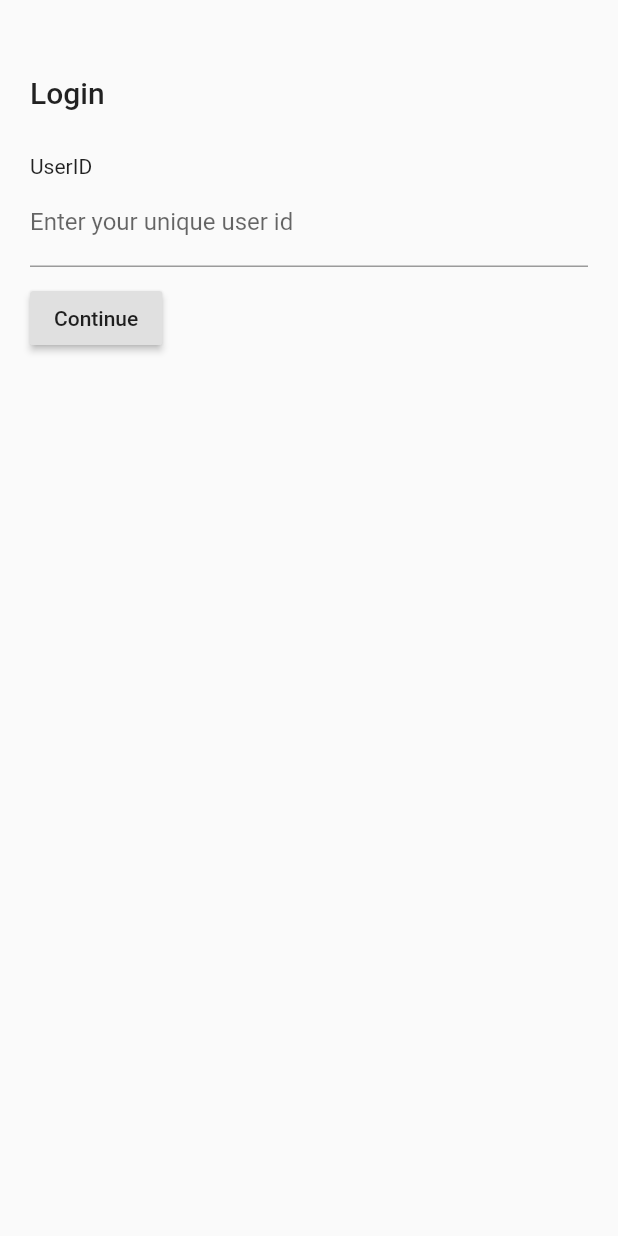
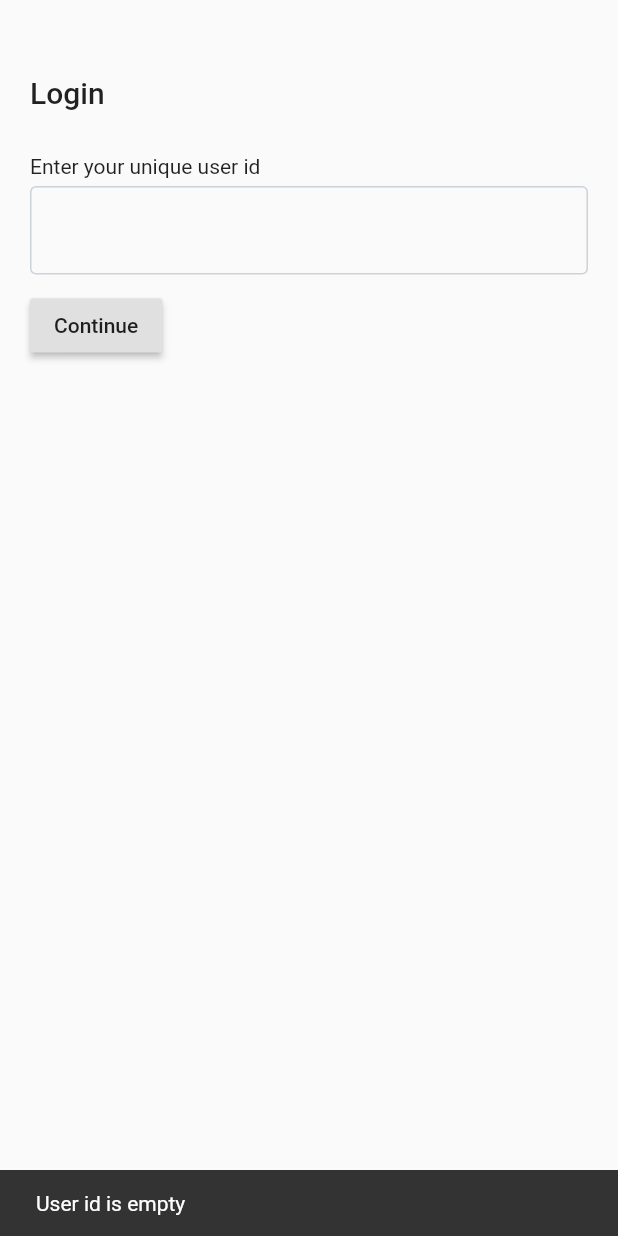
Before and after one commit to KingIdee/flutter-chat-app-get-stream, a Flutter app: the screen it shows after launch, after a tap on "Continue", on a phone screen of 412 x 824 dp. Run offline on Flutter 3.47's test engine with Material 2 defaults, Android fonts, the phone set to English and light mode, and no system bars; missing offline and left inert: stream_chat_flutter.

Commit message:
cleanup sample

```diff
--- a/lib/login_page.dart
+++ b/lib/login_page.dart
@@ -1,6 +1,5 @@
 import 'dart:convert';
 
-import 'package:flutter/cupertino.dart';
 import 'package:flutter/material.dart';
 import 'package:flutterchatapp/users_list_page.dart';
 import 'package:stream_chat_flutter/stream_chat_flutter.dart';
@@ -14,53 +13,7 @@ class LoginScreen extends StatefulWidget {
 
 class _LoginScreenState extends State<LoginScreen> {
   var userIDController = TextEditingController();
-
-  loginUser() async {
-    final userID = userIDController.text.trim();
-
-    var url = "https://0a83ad73.ngrok.io/token";
-    Map<String, String> headers = new Map();
-    headers['Content-Type'] = 'application/json';
-    var body = json.encode({"userId": userID,});
-    var tokenResponse = await http.post(url, body: body, headers: headers);
-    print(body);
-    print(tokenResponse.body);
-    var userToken = jsonDecode(tokenResponse.body)['token'];
-
-    final client = Client(
-      'djpmq3fg8jnc',
-      logLevel: Level.INFO,
-    );
-
-    print(userToken);
-    print(userID);
-    await client.setUser(
-      User(id: userID),
-      userToken,
-    ).then((response){
-      print("Has set user");
-      print(response.message);
-      print(response.user.id);
-      print(response.user.createdAt);
-    }).catchError((error){
-      print(error);
-    });
-
-    Navigator.push(
-      context,
-      MaterialPageRoute(
-          builder: (context) => StreamChat(
-                client: client,
-                child: UsersListPage(),
-              )),
-    );
-
-  }
-
-  @override
-  void initState() {
-    super.initState();
-  }
+  final GlobalKey<ScaffoldState> _scaffoldKey = new GlobalKey<ScaffoldState>();
 
   @override
   void dispose() {
@@ -71,6 +24,7 @@ class _LoginScreenState extends State<LoginScreen> {
   @override
   Widget build(BuildContext context) {
     return Scaffold(
+      key: _scaffoldKey,
       body: SafeArea(
         child: Container(
           margin: EdgeInsets.only(left: 20, right: 20, top: 50),
@@ -78,35 +32,78 @@ class _LoginScreenState extends State<LoginScreen> {
             mainAxisAlignment: MainAxisAlignment.start,
             crossAxisAlignment: CrossAxisAlignment.start,
             children: <Widget>[
-              Text(
-                'Login',
-                style: TextStyle(fontWeight: FontWeight.w500, fontSize: 20),
-              ),
+              Text('Login',
+                  style: TextStyle(fontWeight: FontWeight.w500, fontSize: 20)),
               Container(
                   margin: EdgeInsets.only(top: 30),
-                  child: Text(
-                    'UserID',
-                    style: TextStyle(fontSize: 14, fontWeight: FontWeight.w400),
-                  )),
-              TextFormField(
-                  controller: userIDController,
-                  decoration: InputDecoration(
-                    labelText: "Enter your unique user id",
-                  )),
+                  child: Text('Enter your unique user id',
+                      style: TextStyle(
+                          fontSize: 14, fontWeight: FontWeight.w400))),
+              Container(
+                  margin: EdgeInsets.only(top: 5),
+                  child: TextFormField(
+                      controller: userIDController,
+                      decoration: InputDecoration(
+                          enabledBorder: OutlineInputBorder(
+                              borderSide: BorderSide(
+                                  color: Color(0xFFCBD2D9), width: 1)),
+                          focusedBorder: OutlineInputBorder(
+                              borderSide: BorderSide(
+                                  color: Color(0xFFCBD2D9),
+                                  width: 1,
+                                  style: BorderStyle.solid))))),
               Padding(
-                padding: const EdgeInsets.only(top: 10.0),
-                child: RaisedButton(
-                  onPressed: () {
-                    loginUser();
-                    print("called login user");
-                  } ,
-                  child: Text('Continue'),
-                ),
-              )
+                  padding: const EdgeInsets.only(top: 10.0),
+                  child: RaisedButton(
+                      onPressed: () {
+                        _loginUser();
+                      },
+                      child: Text('Continue')))
             ],
           ),
         ),
       ),
     );
   }
+
+  _loginUser() async {
+    final userID = userIDController.text.trim();
+
+    if (userID.isEmpty) {
+      SnackBar snackBar = SnackBar(content: Text('User id is empty'));
+      _scaffoldKey.currentState.showSnackBar(snackBar);
+      return;
+    }
+
+    var url = "https://0a83ad73.ngrok.io/token";
+    Map<String, String> headers = new Map();
+    headers['Content-Type'] = 'application/json';
+    var body = json.encode({
+      "userId": userID,
+    });
+
+    var tokenResponse = await http.post(url, body: body, headers: headers);
+
+    var userToken = jsonDecode(tokenResponse.body)['token'];
+
+    final client = Client(
+      'djpmq3fg8jnc',
+      logLevel: Level.INFO,
+    );
+
+    await client.setUser(User(id: userID), userToken).then((response) {
+      Navigator.push(
+        context,
+        MaterialPageRoute(
+            builder: (context) => StreamChat(
+                  client: client,
+                  child: UsersListPage(),
+                )),
+      );
+    }).catchError((error) {
+      print(error);
+      SnackBar snackBar = SnackBar(content: Text('Could not login user'));
+      _scaffoldKey.currentState.showSnackBar(snackBar);
+    });
+  }
 }
```
Also changed, not shown: lib/main.dart (+0 -102 lines), lib/users_list_page.dart (+41 -85 lines).
